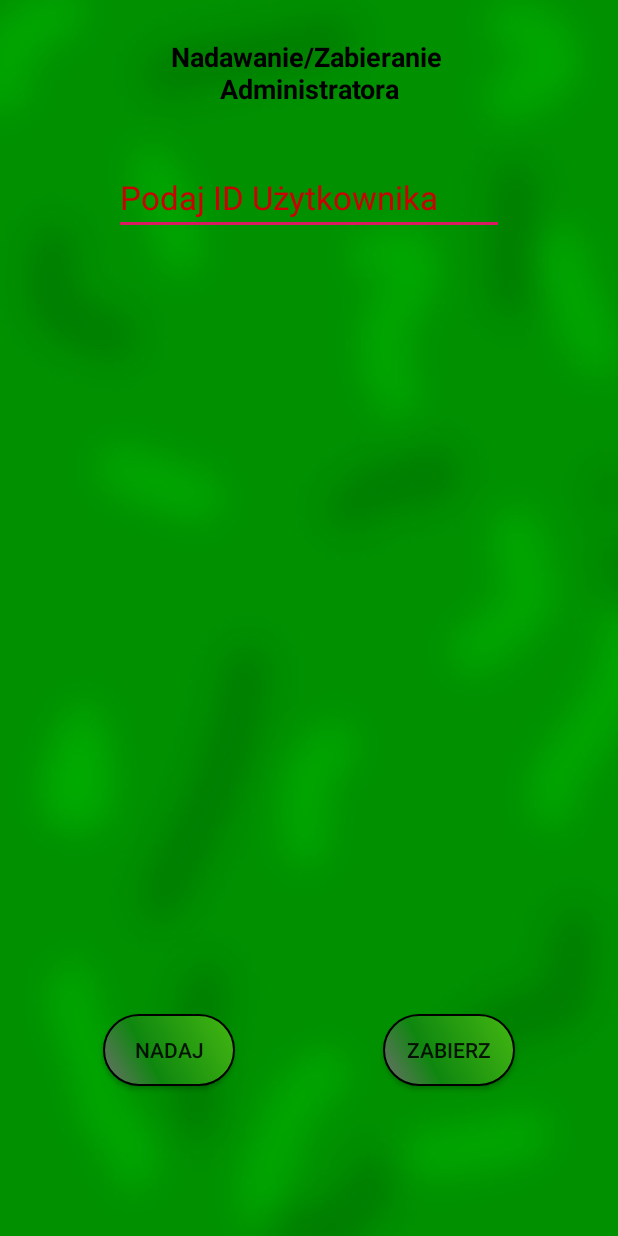
After one commit to Vrezer/AnimalScheltersApp, an Android app: the GetAccessAdmin screen opened directly, with no data from a screen before it, on a phone screen of 412 x 824 dp. The commit adds this screen. Run offline under Robolectric (Android 15) with nearby library versions, the phone set to English and light mode, and no system bars; our stand-ins replace Firebase (no records; nobody signed in at launch, a user with empty details on screens opened directly).

Commit message:
New function Get Admin Permission + optimize code

```diff
--- a/app/src/main/AndroidManifest.xml
+++ b/app/src/main/AndroidManifest.xml
@@ -11,7 +11,8 @@
         android:roundIcon="@mipmap/ic_launcher_round"
         android:supportsRtl="true"
         android:theme="@style/AppTheme">
-        <activity android:name=".DisplayUser"></activity>
+        <activity android:name=".GetAccessAdmin"></activity>
+        <activity android:name=".DisplayUser" />
         <activity android:name=".UpdateAnimal" />
         <activity android:name=".DisplayAnimal" />
         <activity android:name=".DeleteAnimal" />
--- /dev/null
+++ b/app/src/main/java/com/example/animalscheltersapp/GetAccessAdmin.java
@@ -0,0 +1,91 @@
+package com.example.animalscheltersapp;
+
+import androidx.annotation.NonNull;
+import androidx.appcompat.app.AppCompatActivity;
+
+import android.content.Intent;
+import android.os.Bundle;
+import android.view.View;
+import android.widget.Button;
+import android.widget.EditText;
+import android.widget.Toast;
+
+import com.google.firebase.database.DataSnapshot;
+import com.google.firebase.database.DatabaseError;
+import com.google.firebase.database.DatabaseReference;
+import com.google.firebase.database.FirebaseDatabase;
+import com.google.firebase.database.ValueEventListener;
+
+import java.util.Objects;
+
+public class GetAccessAdmin extends AppCompatActivity {
+
+    EditText id;
+    Button button,button2;
+
+    @Override
+    protected void onCreate(Bundle savedInstanceState) {
+        super.onCreate(savedInstanceState);
+        setContentView(R.layout.activity_get_access_admin);
+        Objects.requireNonNull(getSupportActionBar()).hide();
+
+        id=findViewById(R.id.idAccessAdmin);
+        button=findViewById(R.id.accessAdminButton);
+        button2=findViewById(R.id.accessAdminButton2);
+
+        button.setOnClickListener(new View.OnClickListener() {
+            @Override
+            public void onClick(View v) {
+                accessAdministration(true);
+            }
+        });
+
+        button2.setOnClickListener(new View.OnClickListener() {
+            @Override
+            public void onClick(View v) {
+                accessAdministration(false);
+            }
+        });
+    }
+
+    private void accessAdministration(final boolean flag)
+    {
+
+        final DatabaseReference ref = FirebaseDatabase.getInstance().getReference("User").child(id.getText().toString());
+        if(!id.getText().toString().isEmpty()) {
+            ref.addValueEventListener(new ValueEventListener() {
+                @Override
+                public void onDataChange(@NonNull DataSnapshot snapshot) {
+                    if (snapshot.exists()) {
+                        if (flag) {
+                            ref.child("admin").setValue(true);
+                            makeToast("Nadano Administratora!  ");
+                            startActivity(new Intent(GetAccessAdmin.this, AdminActivity.class));
+                        } else {
+                            ref.child("admin").setValue(false);
+                            makeToast("Zabrano Administratora!  ");
+                            startActivity(new Intent(GetAccessAdmin.this, AdminActivity.class));
+                        }
+                    } else {
+                       makeToast("Błędne ID");
+                    }
+                }
+
+                @Override
+                public void onCancelled(@NonNull DatabaseError error) {
+
+                }
+            });
+        }
+        else
+        {
+            makeToast("Podaj ID");
+        }
+    }
+
+    private void makeToast(String message)
+    {
+        Toast.makeText(GetAccessAdmin.this, message, Toast.LENGTH_SHORT).show();
+    }
+
+}
--- a/app/src/main/java/com/example/animalscheltersapp/UserActivity.java
+++ b/app/src/main/java/com/example/animalscheltersapp/UserActivity.java
@@ -24,7 +24,7 @@ public class UserActivity extends AppCompatActivity {
     public void LogOut(View view)
     {
         firebaseAuth.signOut();
-        Toast.makeText(this,"Wylogowanie",Toast.LENGTH_LONG).show();
+        Toast.makeText(this,"Wylogowanie...",Toast.LENGTH_LONG).show();
         startActivity(new Intent(this, MainActivity.class));
     }
 }
--- a/app/src/main/res/layout/activity_admin.xml
+++ b/app/src/main/res/layout/activity_admin.xml
@@ -76,6 +76,7 @@
                 android:layout_height="wrap_content"
                 android:layout_marginTop="15dp"
                 android:background="@drawable/buttonshape"
+                android:onClick="AccessAdmin"
                 android:text="Ustaw Administratora"
                 app:layout_constraintEnd_toStartOf="@+id/textView"
                 app:layout_constraintStart_toStartOf="parent"
--- /dev/null
+++ b/app/src/main/res/layout/activity_get_access_admin.xml
@@ -0,0 +1,70 @@
+<?xml version="1.0" encoding="utf-8"?>
+<androidx.constraintlayout.widget.ConstraintLayout xmlns:android="http://schemas.android.com/apk/res/android"
+    xmlns:app="http://schemas.android.com/apk/res-auto"
+    xmlns:tools="http://schemas.android.com/tools"
+    android:layout_width="match_parent"
+    android:layout_height="match_parent"
+    tools:context=".GetAccessAdmin"
+    android:background="@drawable/backgroundcolor">
+
+    <ScrollView
+        android:layout_width="match_parent"
+        android:layout_height="match_parent"/>
+
+    <androidx.constraintlayout.widget.ConstraintLayout
+        android:layout_width="match_parent"
+        android:layout_height="match_parent">
+
+        <Button
+            android:id="@+id/accessAdminButton2"
+            android:layout_width="wrap_content"
+            android:layout_height="wrap_content"
+            android:layout_marginStart="30dp"
+            android:layout_marginBottom="100dp"
+            android:background="@drawable/buttonshape"
+            android:text="@string/zabierz"
+            app:layout_constraintBottom_toBottomOf="parent"
+            app:layout_constraintEnd_toEndOf="parent"
+            app:layout_constraintStart_toEndOf="@+id/accessAdminButton" />
+
+        <Button
+            android:id="@+id/accessAdminButton"
+            android:layout_width="wrap_content"
+            android:layout_height="wrap_content"
+            android:layout_marginBottom="100dp"
+            android:background="@drawable/buttonshape"
+            android:text="@string/nadaj"
+            app:layout_constraintBottom_toBottomOf="parent"
+            app:layout_constraintEnd_toStartOf="@+id/accessAdminButton2"
+            app:layout_constraintStart_toStartOf="parent" />
+
+        <EditText
+            android:id="@+id/idAccessAdmin"
+            android:layout_width="wrap_content"
+            android:layout_height="wrap_content"
+            android:layout_marginTop="35dp"
+            android:ems="10"
+            android:hint="@string/podaj_id_u_ytkownika"
+            android:inputType="textShortMessage|textLongMessage|textPersonName"
+            android:singleLine="false"
+            android:textAppearance="@style/TextAppearance.AppCompat.Large"
+            android:textColorHint="@android:color/holo_red_dark"
+            app:layout_constraintEnd_toEndOf="parent"
+            app:layout_constraintStart_toStartOf="parent"
+            app:layout_constraintTop_toBottomOf="@+id/textView25" />
+
+        <TextView
+            android:id="@+id/textView25"
+            android:layout_width="0dp"
+            android:layout_height="wrap_content"
+            android:layout_marginTop="25dp"
+            android:text="Nadawanie/Zabieranie \nAdministratora"
+            android:textAlignment="center"
+            android:textColor="#000000"
+            android:textSize="18sp"
+            android:textStyle="bold"
+            app:layout_constraintEnd_toEndOf="parent"
+            app:layout_constraintStart_toStartOf="parent"
+            app:layout_constraintTop_toTopOf="parent" />
+    </androidx.constraintlayout.widget.ConstraintLayout>
+</androidx.constraintlayout.widget.ConstraintLayout>
--- a/app/src/main/res/values/strings.xml
+++ b/app/src/main/res/values/strings.xml
@@ -91,4 +91,7 @@
         "when a user tries to pick up one of cards.\n\n"
     </string>
     <string name="action_settings">Settings</string>
+    <string name="nadaj">Nadaj</string>
+    <string name="zabierz">Zabierz</string>
+    <string name="podaj_id_u_ytkownika">Podaj ID Użytkownika</string>
 </resources>
```
Also changed, not shown: app/src/main/java/com/example/animalscheltersapp/AddAnimal.java (+7 -5 lines), app/src/main/java/com/example/animalscheltersapp/AdminActivity.java (+8 -5 lines), app/src/main/java/com/example/animalscheltersapp/Register.java (+115 -140 lines), app/src/main/java/com/example/animalscheltersapp/UpdateAnimal.java (+22 -14 lines), app/src/main/res/layout/activity_delete_animal.xml (+2 -8 lines).
